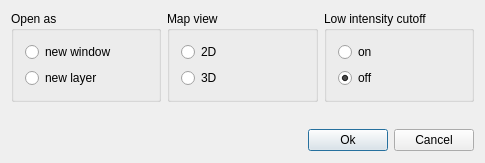
open-ms/all-svn-branches, file source/VISUAL/DIALOGS/TOPPViewOpenDialog.ui: the form before one commit.
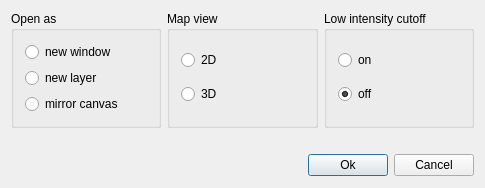
The form after the commit.

Commit message: added new feature to 1D view: two spectra can now be displayed in the same window (the second one is displayed vertically flipped)

What changed in the file:
```diff
--- a/source/VISUAL/DIALOGS/TOPPViewOpenDialog.ui
+++ b/source/VISUAL/DIALOGS/TOPPViewOpenDialog.ui
@@ -9,7 +9,7 @@
     <x>0</x>
     <y>0</y>
     <width>485</width>
-    <height>163</height>
+    <height>184</height>
    </rect>
   </property>
   <property name="windowTitle" >
@@ -18,15 +18,15 @@
   <property name="modal" >
    <bool>true</bool>
   </property>
-  <layout class="QVBoxLayout" >
-   <item>
-    <layout class="QHBoxLayout" >
+  <layout class="QGridLayout" name="gridLayout" >
+   <item row="0" column="0" >
+    <layout class="QHBoxLayout" name="horizontalLayout" >
      <item>
       <widget class="QGroupBox" name="groupBox" >
        <property name="title" >
         <string>Open as</string>
        </property>
-       <layout class="QVBoxLayout" >
+       <layout class="QVBoxLayout" name="verticalLayout" >
         <item>
          <widget class="QRadioButton" name="window_" >
           <property name="text" >
@@ -44,6 +44,13 @@
           </property>
          </widget>
         </item>
+        <item>
+         <widget class="QRadioButton" name="mirror_" >
+          <property name="text" >
+           <string>mirror canvas</string>
+          </property>
+         </widget>
+        </item>
        </layout>
       </widget>
      </item>
@@ -104,7 +111,7 @@
      </item>
     </layout>
    </item>
-   <item>
+   <item row="1" column="0" >
     <spacer>
      <property name="orientation" >
       <enum>Qt::Vertical</enum>
@@ -120,7 +127,7 @@
      </property>
     </spacer>
    </item>
-   <item>
+   <item row="2" column="0" >
     <layout class="QHBoxLayout" >
      <item>
       <spacer>
```
Left out of the diff: 4 changed lines with no effect on the pictures. The commit also changes 10 other files.
